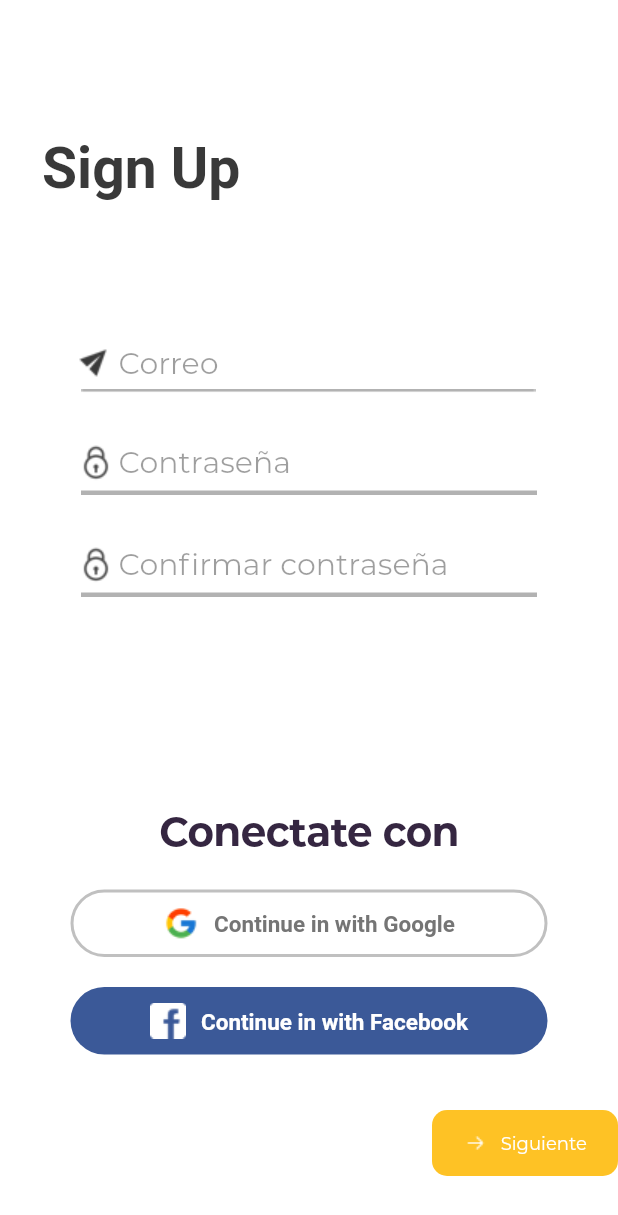
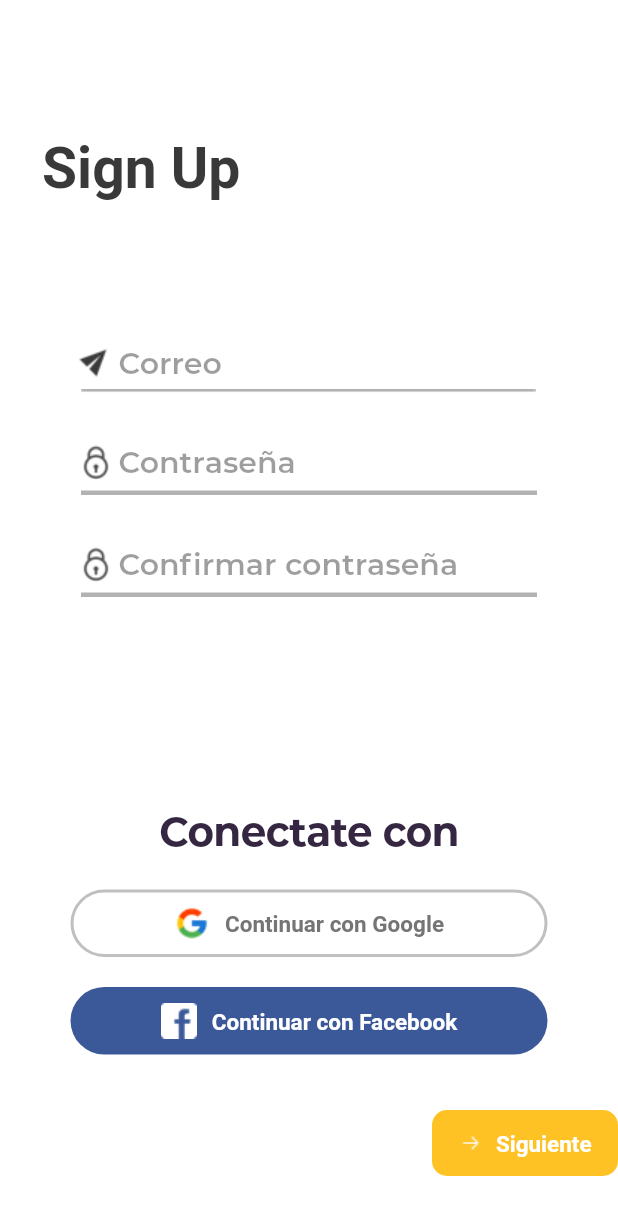
Before and after one commit to bautitravella/main_screens, a Flutter app: the screen it shows after launch, after a tap on "SIGN UP", on a phone screen of 412 x 824 dp. Shown: the top 1215 px of the screen. Run offline on Flutter 3.47's test engine with Material 2 defaults, Android fonts, the phone set to English and light mode, and no system bars.

Commit message:
update ui merge

```diff
--- a/lib/firstscreen_widget/firstscreen_widget.dart
+++ b/lib/firstscreen_widget/firstscreen_widget.dart
@@ -81,7 +81,7 @@ class FirstscreenWidget extends StatelessWidget {
                           style: TextStyle(
                             color: Color.fromARGB(255, 255, 255, 255),
                             fontFamily: "Montserrat",
-                            fontWeight: FontWeight.w400,
+                            fontWeight: FontWeight.w600,
                             fontSize: 20,
                           ),
                         ),
@@ -110,7 +110,7 @@ class FirstscreenWidget extends StatelessWidget {
                     style: TextStyle(
                       color: Color.fromARGB(255, 255, 255, 255),
                       fontFamily: "Montserrat",
-                      fontWeight: FontWeight.w400,
+                      fontWeight: FontWeight.w600,
                       fontSize: 20,
                     ),
                   ),
--- a/lib/sign_up_widget/sign_up_widget.dart
+++ b/lib/sign_up_widget/sign_up_widget.dart
@@ -3,18 +3,11 @@ import 'package:flutterui/values/values.dart';
 import 'package:flutterui/verificacion_widget/verificacion_widget.dart';
 
 class SignUpWidget extends StatelessWidget {
+  void onViewPressed(BuildContext context) {}
 
-  void onViewPressed(BuildContext context) {
+  void onViewTwoPressed(BuildContext context) {}
 
-  }
-
-  void onViewTwoPressed(BuildContext context) {
-
-  }
-
-  void onBtnBluePressed(BuildContext context) {
-
-  }
+  void onBtnBluePressed(BuildContext context) {}
 
   @override
   Widget build(BuildContext context) {
@@ -79,7 +72,7 @@ class SignUpWidget extends StatelessWidget {
                               style: TextStyle(
                                 color: AppColors.accentText,
                                 fontFamily: "Montserrat",
-                            fontWeight: FontWeight.w400,
+                                fontWeight: FontWeight.w600,
                                 fontSize: 20,
                               ),
                               maxLines: 1,
@@ -140,7 +133,7 @@ class SignUpWidget extends StatelessWidget {
                               style: TextStyle(
                                 color: AppColors.accentText,
                                 fontFamily: "Montserrat",
-                            fontWeight: FontWeight.w400,
+                                fontWeight: FontWeight.w600,
                                 fontSize: 20,
                               ),
                               maxLines: 1,
@@ -200,7 +193,7 @@ class SignUpWidget extends StatelessWidget {
                               style: TextStyle(
                                 color: Color.fromARGB(255, 57, 57, 57),
                                 fontFamily: "Montserrat",
-                            fontWeight: FontWeight.w400,
+                                fontWeight: FontWeight.w600,
                                 fontSize: 20,
                               ),
                               maxLines: 1,
@@ -265,12 +258,14 @@ class SignUpWidget extends StatelessWidget {
                         child: Row(
                           mainAxisAlignment: MainAxisAlignment.center,
                           children: [
-                        Image.asset("assets/images/icons8-google-96px.png",),
+                            Image.asset(
+                              "assets/images/icons8-google-96px.png",
+                            ),
                             SizedBox(
                               width: 10,
                             ),
                             Text(
-                          "Continue in with Google",
+                              "Continuar con Google",
                               textAlign: TextAlign.center,
                               style: TextStyle(
                                 color: Color.fromARGB(255, 117, 117, 117),
@@ -296,12 +291,14 @@ class SignUpWidget extends StatelessWidget {
                         child: Row(
                           mainAxisAlignment: MainAxisAlignment.center,
                           children: [
-                        Image.asset("assets/images/icons8-facebook-96px-1.png",),
+                            Image.asset(
+                              "assets/images/icons8-facebook-96px-1.png",
+                            ),
                             SizedBox(
                               width: 10,
                             ),
                             Text(
-                          "Continue in with Facebook",
+                              "Continuar con Facebook",
                               textAlign: TextAlign.left,
                               style: TextStyle(
                                 color: AppColors.secondaryText,
@@ -346,9 +343,9 @@ class SignUpWidget extends StatelessWidget {
                               textAlign: TextAlign.center,
                               style: TextStyle(
                                 color: AppColors.secondaryText,
-                          fontFamily: "Montserrat",
+                                fontFamily: "Roboto",
                                 fontWeight: FontWeight.w400,
-                          fontSize: 12,
+                                fontSize: 15,
                               ),
                             ),
                           ],
@@ -356,10 +353,10 @@ class SignUpWidget extends StatelessWidget {
                         onPressed: () {
                           Navigator.push(
                             context,
-                        MaterialPageRoute(builder: (context) => VerificacionWidget()),
+                            MaterialPageRoute(
+                                builder: (context) => VerificacionWidget()),
                           );
-                    }
-                ),
+                        }),
                   ),
                 ),
               ),
--- a/pubspec.yaml
+++ b/pubspec.yaml
@@ -80,5 +80,7 @@ flutter:
     - family: Montserrat
       fonts:
         - asset: assets/fonts/.37466.otf
+          weight: 500
+        - asset: assets/fonts/Montserrat-SemiBold.ttf
           weight: 700
         - asset: assets/fonts/.16353.otf
```
Also changed, not shown: assets/fonts/Montserrat-SemiBold.ttf (added), 1 other file. Lines whose indentation alone changed are shown as unchanged.
